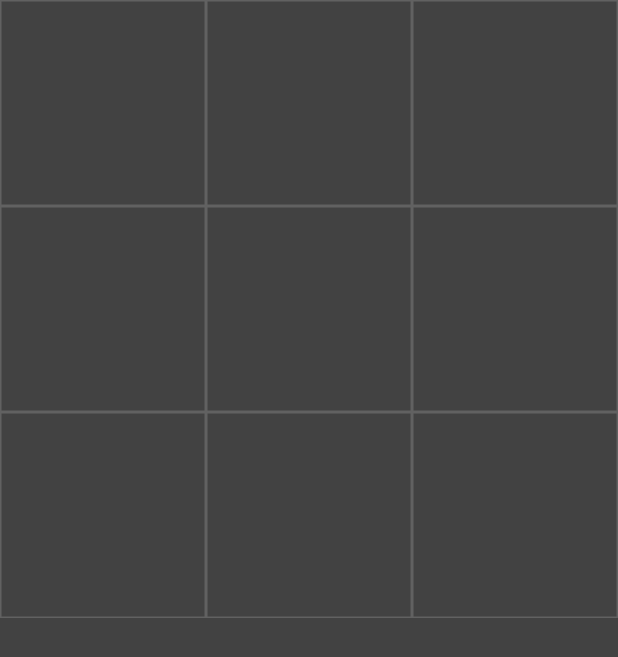
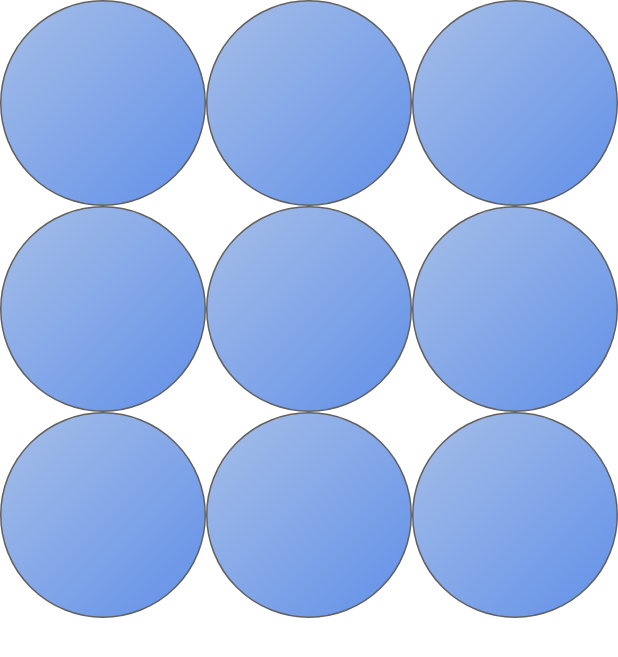
Before and after one commit to Vivek0004/TIcTacToe-Flutter, a Flutter app: the screen it shows after launch, on a phone screen of 412 x 824 dp. Shown: the top 657 px of the screen. Run offline on Flutter 3.47's test engine with Material 2 defaults, Android fonts, the phone set to English and light mode, and no system bars.

```diff
--- a/lib/main.dart
+++ b/lib/main.dart
@@ -19,13 +19,35 @@ class HomePage extends StatefulWidget {
   _HomePageState createState() => _HomePageState();
 }
 
-class _HomePageState extends State<HomePage> {
+class _HomePageState extends State<HomePage>
+    with SingleTickerProviderStateMixin {
   String displayExOh = '';
+  double _scale;
+  AnimationController _controller;
+  @override
+  void initState() {
+    super.initState();
+    _controller = AnimationController(
+      vsync: this,
+      duration: Duration(milliseconds: 200),
+      lowerBound: 0.0,
+      upperBound: 0.1,
+    )..addListener(() {
+        setState(() {});
+      });
+  }
+
+  @override
+  void dispose() {
+    _controller.dispose();
+    super.dispose();
+  }
 
   @override
   Widget build(BuildContext context) {
+    _scale = 1 - _controller.value;
     return Scaffold(
-      backgroundColor: Colors.grey[800],
+      backgroundColor: Colors.white,
       body: GridView.builder(
         itemCount: 9,
         gridDelegate:
@@ -33,9 +55,21 @@ class _HomePageState extends State<HomePage> {
         itemBuilder: (BuildContext context, int index) {
           return GestureDetector(
             onTap: _tapped,
+            child: Transform.scale(
+              scale: _scale,
               child: Container(
                 decoration: BoxDecoration(
                   border: Border.all(color: Colors.grey[700]),
+                  borderRadius: BorderRadius.circular(100),
+                  //boxShadow: ,
+                  gradient: LinearGradient(
+                    begin: Alignment.topLeft,
+                    end: Alignment.bottomRight,
+                    colors: [
+                      Color(0xFFA7BFE8),
+                      Color(0xFF6190E8),
+                    ],
+                  ),
                 ),
                 child: Center(
                   child: Text(
@@ -44,14 +78,26 @@ class _HomePageState extends State<HomePage> {
                   ),
                 ),
               ),
+            ),
           );
-          }),
+        },
+      ),
     );
   }
 
   void _tapped() {
+    _controller.forward();
     setState(() {
+      if (displayExOh == 'O') {
+        displayExOh = 'X';
+      } else {
         displayExOh = 'O';
+      }
+    });
+    _controller.addStatusListener((status) {
+      if (_controller.status == AnimationStatus.completed) {
+        _controller.reverse();
+      }
     });
   }
 }
```
Lines whose indentation alone changed are shown as unchanged.
